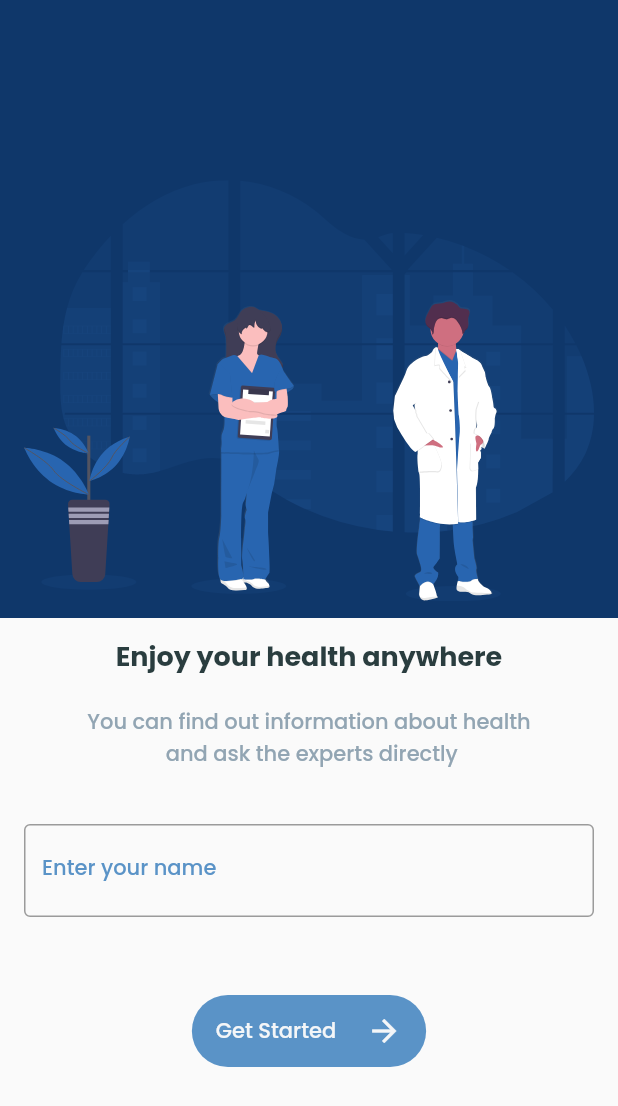
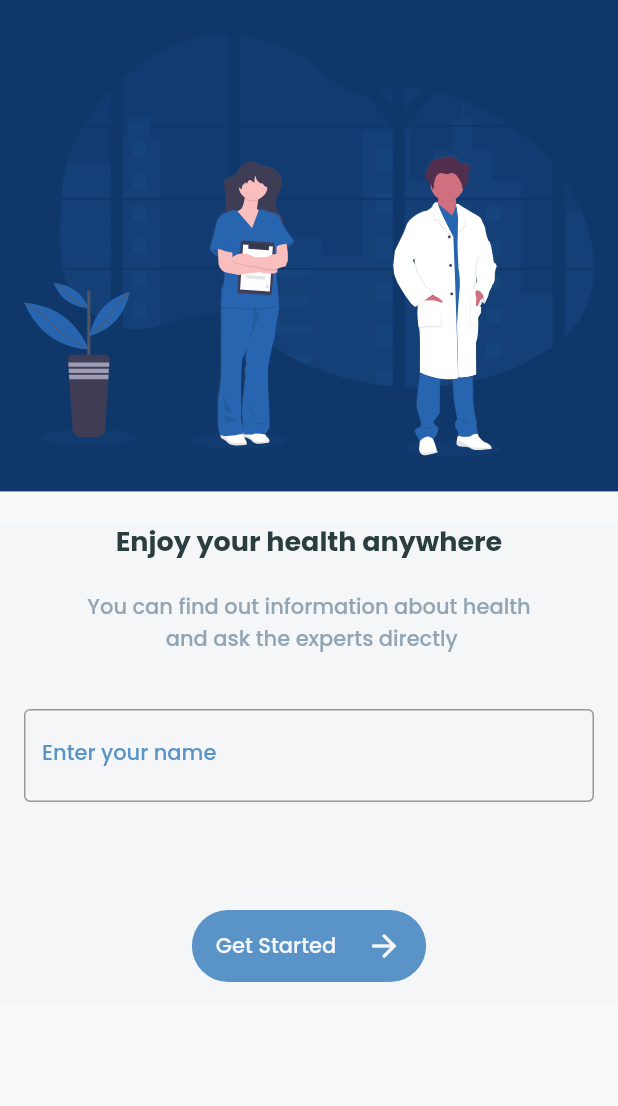
Before and after one commit to valendion/Submission-Flutter-Pemula, a Flutter app: the screen it shows after launch, on a phone screen of 412 x 824 dp. Shown: the top 1106 px of the screen. Run offline on Flutter 3.47's test engine with Material 2 defaults, Android fonts, the phone set to English and light mode, and no system bars; our stand-ins replace flutter_svg.

Commit message:
Fix text field input

```diff
--- a/lib/ui/first_page.dart
+++ b/lib/ui/first_page.dart
@@ -1,55 +1,50 @@
+import 'package:flutter/cupertino.dart';
 import 'package:flutter/material.dart';
+import 'package:flutter/widgets.dart';
 import 'package:flutter_pemula_project/style/theme.dart';
 import 'package:flutter_svg/flutter_svg.dart';
 
 class FirstPage extends StatelessWidget {
   TextEditingController _controller = TextEditingController();
 
-  FirstPage({Key? key}) : super(key: key);
-
   @override
   Widget build(BuildContext context) {
     return Scaffold(
-      resizeToAvoidBottomInset: false,
       body: SafeArea(
-        child: Stack(children: [
-          Column(
+        child: SingleChildScrollView(
+          child: Column(
             children: [
-              Expanded(
-                child: Container(
-                  color: blueVeryDarkColor,
-                ),
-              ),
-              Expanded(
-                  child: Container(
-                child: Column(),
-                color: whitePrimaryColor,
-              )),
-            ],
-          ),
-          Column(
-            mainAxisAlignment: MainAxisAlignment.center,
-            crossAxisAlignment: CrossAxisAlignment.center,
+              Container(
+                child: Column(
+                  mainAxisAlignment: MainAxisAlignment.end,
                   children: [
                     Container(
                         margin: const EdgeInsets.all(16),
                         decoration: BoxDecoration(
                           borderRadius: BorderRadius.circular(10),
-                    // boxShadow: [BoxShadow(
-                    //     color: Colors.black54,
-                    //     blurRadius: 15.0,
-                    //     offset: Offset(0.0, 0.75)
-                    // )]
                         ),
                         child: SvgPicture.asset(
                           'assets/images/illustrator_doctor.svg',
                           width: 400,
                         )),
+                  ],
+                ),
+                color: blueVeryDarkColor,
+              ),
+              SizedBox(
+                height: 20,
+              ),
+              Container(
+                child: Column(
+                  mainAxisAlignment: MainAxisAlignment.center,
+                  crossAxisAlignment: CrossAxisAlignment.center,
+                  children: [
+
                     Text(
                       'Enjoy your health anywhere',
                       style: textTItleDark,
                     ),
-              const SizedBox(
+                    SizedBox(
                       height: 20,
                     ),
                     Text(
@@ -60,40 +55,29 @@ class FirstPage extends StatelessWidget {
                     const SizedBox(
                       height: 20,
                     ),
-              // Container(
-              //   margin: EdgeInsets.all(16),
-              //   child: TextField(
-              //     decoration: InputDecoration(
-              //         hintText: 'Please Input yout name ...',
-              //         labelText: 'Your name'),
-              //     controller: _controller,
-              //   ),
-              // ),
                     Container(
-                padding: EdgeInsets.only(bottom: MediaQuery.of(context).viewInsets.bottom),
-                margin: const EdgeInsets.all(16),
+                      margin: EdgeInsets.all(16),
                       child: TextFormField(
-                  controller: _controller,
                         decoration: InputDecoration(
                           labelText: 'Enter your name',
                           labelStyle: textDesc3,
-                    border: const OutlineInputBorder(),
+                          border: OutlineInputBorder(),
                         ),
                       ),
                     ),
 
                     const SizedBox(
-                height: 20,
+                      height: 40,
                     ),
                     Container(
-                margin: const EdgeInsets.all(16),
-                padding: const EdgeInsets.only(
+                      margin: EdgeInsets.all(16),
+                      padding: EdgeInsets.only(
                         left: 16,
                         right: 4,
                       ),
                       decoration: BoxDecoration(
                           color: bluePrimaryColor,
-                    borderRadius: BorderRadius.all(const Radius.circular(40))),
+                          borderRadius: BorderRadius.all(Radius.circular(40))),
                       child: Row(
                         mainAxisSize: MainAxisSize.min,
                         children: [
@@ -101,11 +85,13 @@ class FirstPage extends StatelessWidget {
                             'Get Started',
                             style: textButton,
                           ),
-                    const SizedBox(
+                          SizedBox(
                             width: 8,
                           ),
                           IconButton(
-                      onPressed: () {},
+                            onPressed: () {
+
+                            },
                             icon: const Icon(Icons.arrow_forward_outlined),
                             color: whitePrimaryColor,
                           )
@@ -113,8 +99,12 @@ class FirstPage extends StatelessWidget {
                       ),
                     )
                   ],
-          )
-        ]),
+                ),
+                color: whitePrimaryColor,
+              ),
+            ],
+          ),
+        ),
       ),
     );
   }
```
Also changed, not shown: assets/images/img.png (added). Lines whose indentation alone changed are shown as unchanged.
